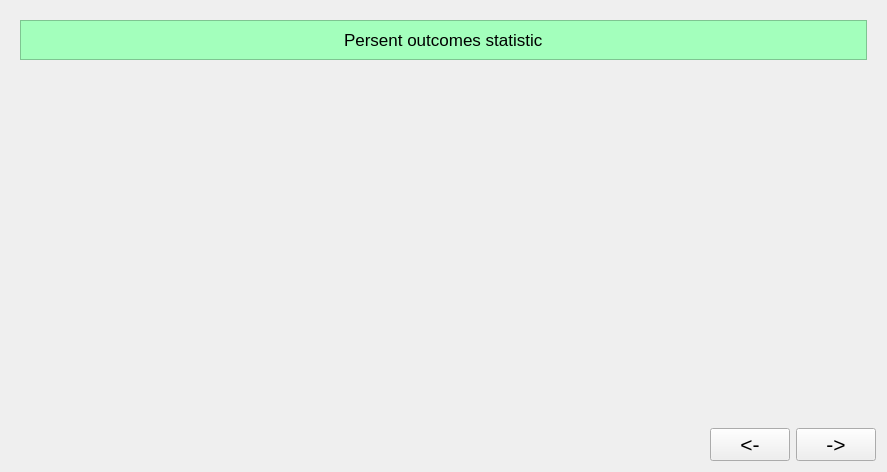
First picture: the form in src/Client/View/MainPage/Statistic/StatisticSubPage.ui, repository iodream/Spend-Note, before the edit.
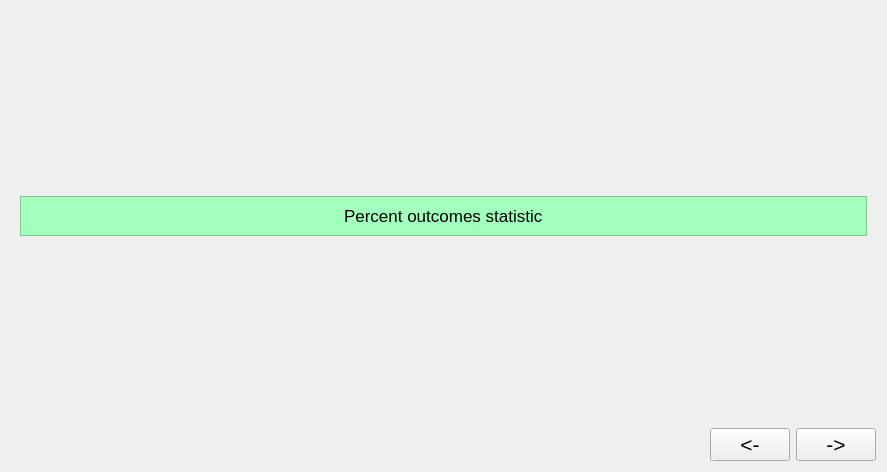
Second picture: the form after the edit.

Commit message: Connected chart ui with models

What changed in the file:
```diff
--- a/src/Client/View/MainPage/Statistic/StatisticSubPage.ui
+++ b/src/Client/View/MainPage/Statistic/StatisticSubPage.ui
@@ -62,7 +62,7 @@
                <string notr="true"/>
               </property>
               <property name="text">
-               <string>Persent outcomes statistic</string>
+               <string>Percent outcomes statistic</string>
               </property>
              </widget>
             </item>
@@ -83,9 +83,7 @@
           </widget>
          </item>
          <item>
-          <widget class="QFrame" name="PercentChart">
-           <layout class="QVBoxLayout" name="verticalLayout_7"/>
-          </widget>
+          <layout class="QHBoxLayout" name="PercentChart"/>
          </item>
         </layout>
        </widget>
```
Left out of the diff: 11 changed lines with no effect on the pictures. The commit also changes 11 other files.
